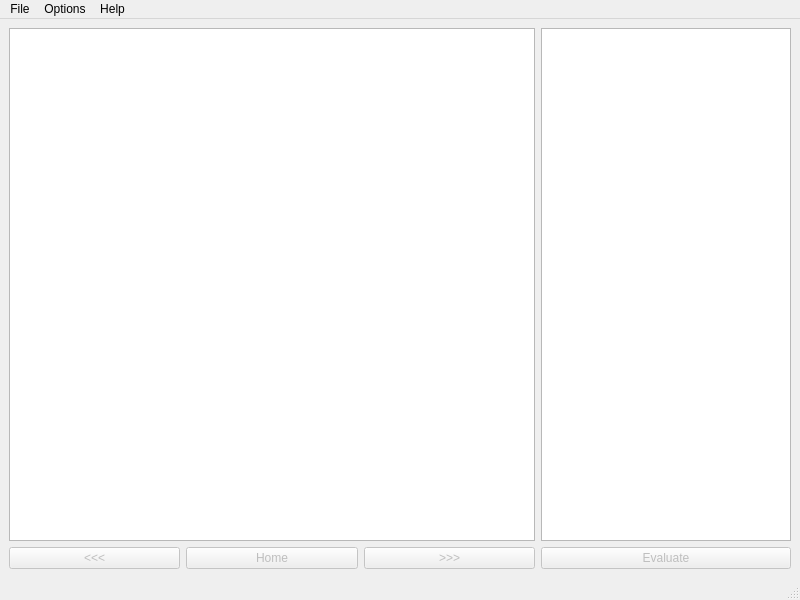
Dogiuks/Project, file GUI/mainwindow.ui: the form before one commit.
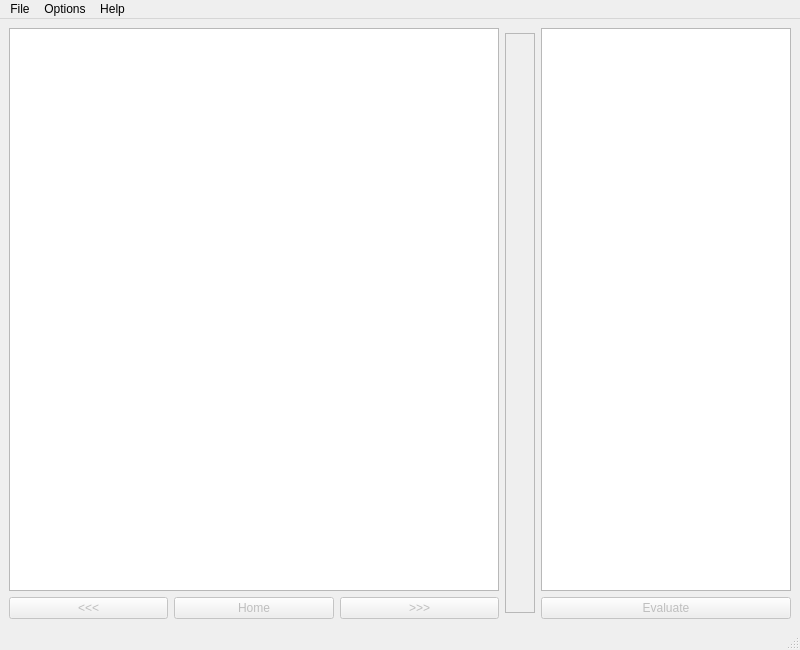
The form after the commit.

```diff
--- a/GUI/mainwindow.ui
+++ b/GUI/mainwindow.ui
@@ -2,14 +2,23 @@
 <ui version="4.0">
  <class>MainWindow</class>
  <widget class="QMainWindow" name="MainWindow">
+  <property name="enabled">
+   <bool>true</bool>
+  </property>
   <property name="geometry">
    <rect>
     <x>0</x>
     <y>0</y>
     <width>800</width>
-    <height>600</height>
+    <height>650</height>
    </rect>
   </property>
+  <property name="minimumSize">
+   <size>
+    <width>0</width>
+    <height>650</height>
+   </size>
+  </property>
   <property name="windowTitle">
    <string>MainWindow</string>
   </property>
@@ -56,6 +65,40 @@
       </item>
      </layout>
     </item>
+    <item>
+     <widget class="QListWidget" name="legend">
+      <property name="enabled">
+       <bool>false</bool>
+      </property>
+      <property name="sizePolicy">
+       <sizepolicy hsizetype="Fixed" vsizetype="Fixed">
+        <horstretch>0</horstretch>
+        <verstretch>0</verstretch>
+       </sizepolicy>
+      </property>
+      <property name="minimumSize">
+       <size>
+        <width>30</width>
+        <height>580</height>
+       </size>
+      </property>
+      <property name="maximumSize">
+       <size>
+        <width>30</width>
+        <height>580</height>
+       </size>
+      </property>
+      <property name="whatsThis">
+       <string comment="Color coding legend" extracomment="Color coding legend"/>
+      </property>
+      <property name="verticalScrollBarPolicy">
+       <enum>Qt::ScrollBarAlwaysOff</enum>
+      </property>
+      <property name="horizontalScrollBarPolicy">
+       <enum>Qt::ScrollBarAlwaysOff</enum>
+      </property>
+     </widget>
+    </item>
     <item>
      <layout class="QVBoxLayout" name="verticalLayout_2">
       <item>
```
Left out of the diff: 3 changed lines with no effect on the pictures.
